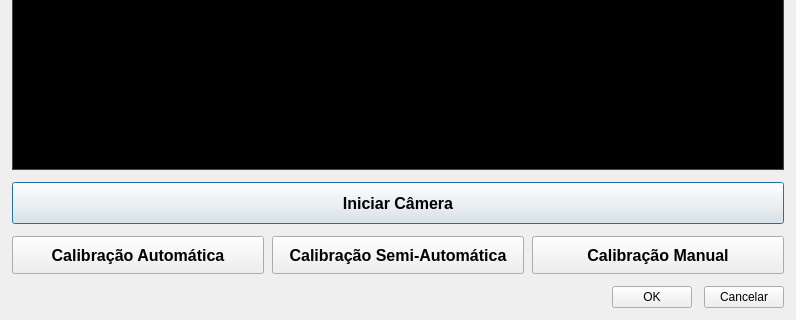
The window that resources/ui/calibrationview.ui (larvattea/T-TEA2.0) describes before a commit, drawn with Qt 5; both pictures show x 0 to 796 and y 486 to 806 of the 796 by 806 pixel window.
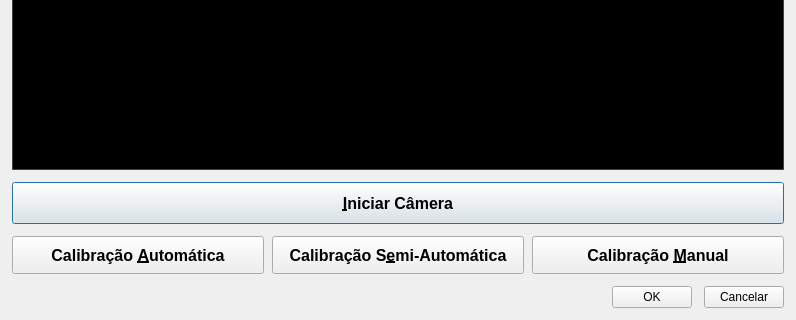
The same window after the commit. Icons and pictures are not drawn.

Commit message: Ajuste da documentação. Adição da calibração manual.

What changed in the file:
```diff
--- a/resources/ui/calibrationview.ui
+++ b/resources/ui/calibrationview.ui
@@ -155,7 +155,7 @@
       </font>
      </property>
      <property name="text">
-      <string>Iniciar Câmera</string>
+      <string>&amp;Iniciar Câmera</string>
      </property>
     </widget>
    </item>
@@ -179,7 +179,7 @@
         </font>
        </property>
        <property name="text">
-        <string>Calibração Automática</string>
+        <string>Calibração &amp;Automática</string>
        </property>
       </widget>
      </item>
@@ -198,7 +198,7 @@
         </font>
        </property>
        <property name="text">
-        <string>Calibração Semi-Automática</string>
+        <string>Calibração S&amp;emi-Automática</string>
        </property>
       </widget>
      </item>
@@ -217,7 +217,7 @@
         </font>
        </property>
        <property name="text">
-        <string>Calibração Manual</string>
+        <string>Calibração &amp;Manual</string>
        </property>
       </widget>
      </item>
```
Left out of the diff: 2 changed lines with no effect on the pictures. The commit also changes 40 other files.
